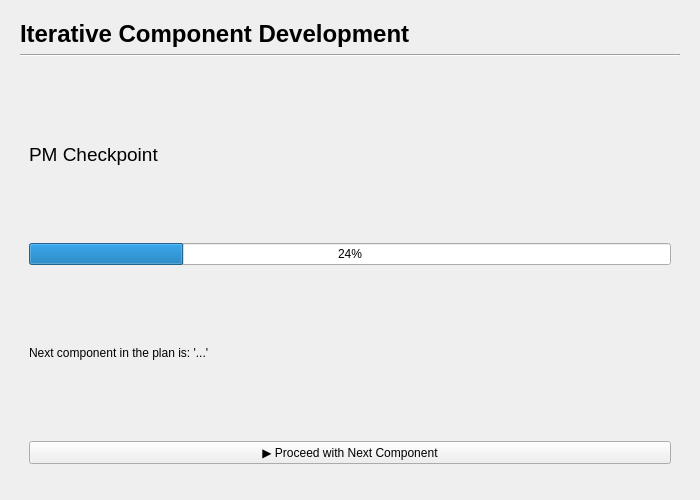
Qt form gui/genesis_page.ui (mariolewis/asdf_factory) before a commit.
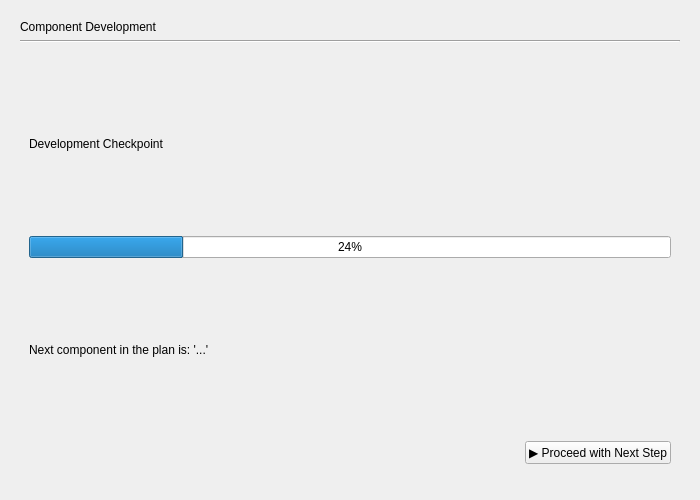
The same form after that commit.

Diff of the .ui file:
```diff
--- a/gui/genesis_page.ui
+++ b/gui/genesis_page.ui
@@ -29,10 +29,7 @@
    <item>
     <widget class="QLabel" name="headerLabel">
      <property name="text">
-      <string>Iterative Component Development</string>
-     </property>
-     <property name="styleSheet">
-      <string notr="true">font-size: 18pt; font-weight: bold;</string>
+      <string>Component Development</string>
      </property>
     </widget>
    </item>
@@ -50,10 +47,7 @@
        <item>
         <widget class="QLabel" name="checkpointHeaderLabel">
          <property name="text">
-          <string>PM Checkpoint</string>
-         </property>
-         <property name="styleSheet">
-          <string notr="true">font-size: 14pt;</string>
+          <string>Development Checkpoint</string>
          </property>
         </widget>
        </item>
@@ -78,11 +72,28 @@
         </widget>
        </item>
        <item>
-        <widget class="QPushButton" name="proceedButton">
-         <property name="text">
-          <string>▶️ Proceed with Next Component</string>
-         </property>
-        </widget>
+        <layout class="QHBoxLayout" name="horizontalLayout">
+         <item>
+          <spacer name="horizontalSpacer">
+           <property name="orientation">
+            <enum>Qt::Horizontal</enum>
+           </property>
+           <property name="sizeHint" stdset="0">
+            <size>
+             <width>40</width>
+             <height>20</height>
+            </size>
+           </property>
+          </spacer>
+         </item>
+         <item>
+          <widget class="QPushButton" name="proceedButton">
+           <property name="text">
+            <string>▶️ Proceed with Next Step</string>
+           </property>
+          </widget>
+         </item>
+        </layout>
        </item>
        <item>
         <spacer name="verticalSpacer">
```
Left out of the diff: 3 changed lines with no effect on the pictures.
